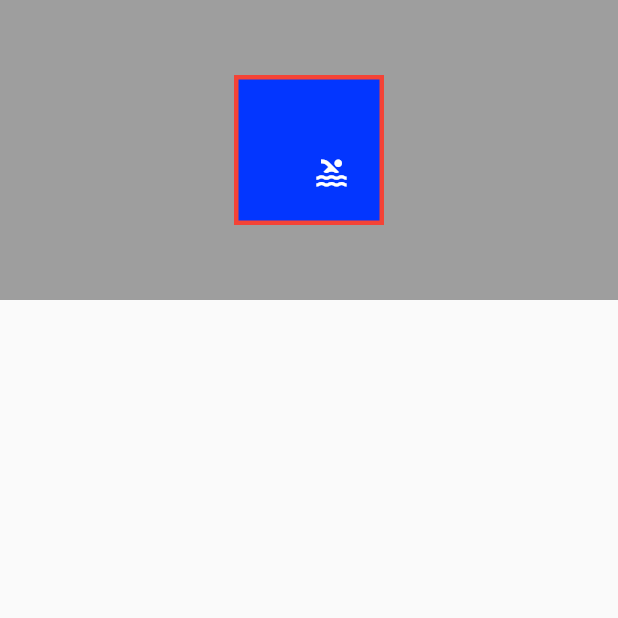
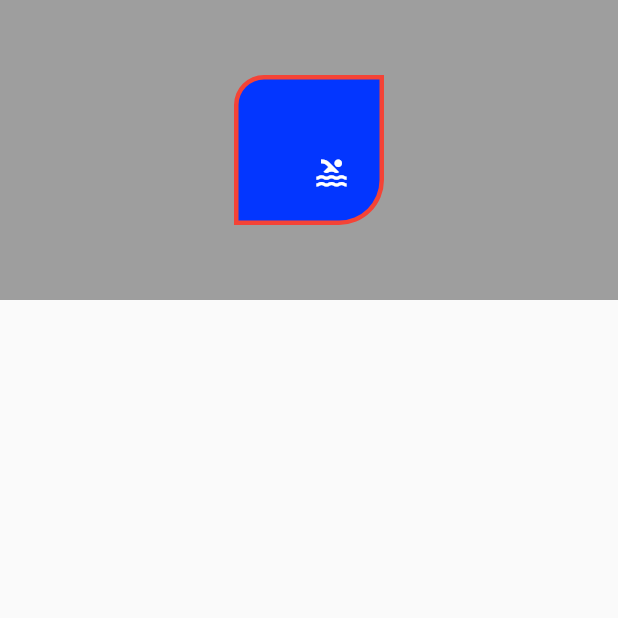
Before and after one commit to LeeWongSnail/FlutterLearning, a Flutter app: the screen it shows after launch, on a phone screen of 412 x 824 dp, the top half of it. Run offline on Flutter 3.47's test engine with Material 2 defaults, Android fonts, the phone set to English and light mode, and no system bars.

Commit message:
[comments]：设置圆角 [jira_id]：none [version]：

```diff
--- a/lib/widget_learning/container_demo.dart
+++ b/lib/widget_learning/container_demo.dart
@@ -29,7 +29,11 @@ class ContainerDemo extends StatelessWidget {
                   width: 3.0,
                   style: BorderStyle.solid
               ),
+              // 设置圆角
+              // borderRadius: BorderRadius.circular(15)
+              borderRadius: BorderRadius.only(topLeft: Radius.circular(20), bottomRight: Radius.circular(30)),
             ),
+
           )
         ],
       ),
```
